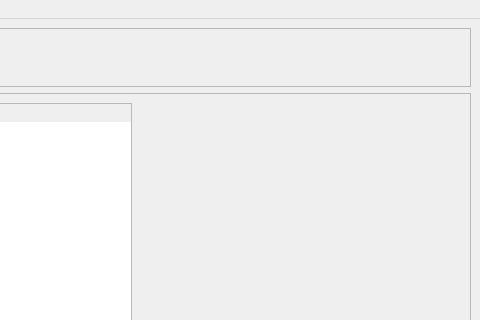
The window that mainwindow.ui (egor-demidov/soot-dem-gui) describes before a commit, drawn with Qt 5; both pictures show x 720 to 1200 and y 0 to 320 of the 1200 by 800 pixel window.
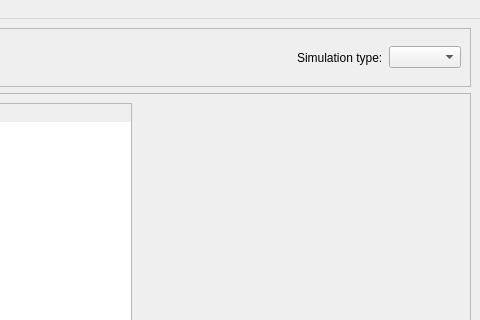
The same window after the commit. Icons and pictures are not drawn.

Patch:
```diff
--- a/mainwindow.ui
+++ b/mainwindow.ui
@@ -249,6 +249,16 @@
            </property>
           </spacer>
          </item>
+         <item>
+          <widget class="QLabel" name="label">
+           <property name="text">
+            <string>Simulation type:</string>
+           </property>
+          </widget>
+         </item>
+         <item>
+          <widget class="QComboBox" name="simulationTypeSelector"/>
+         </item>
         </layout>
        </widget>
       </item>
```
Left out of the diff: 13 changed lines with no effect on the pictures.
